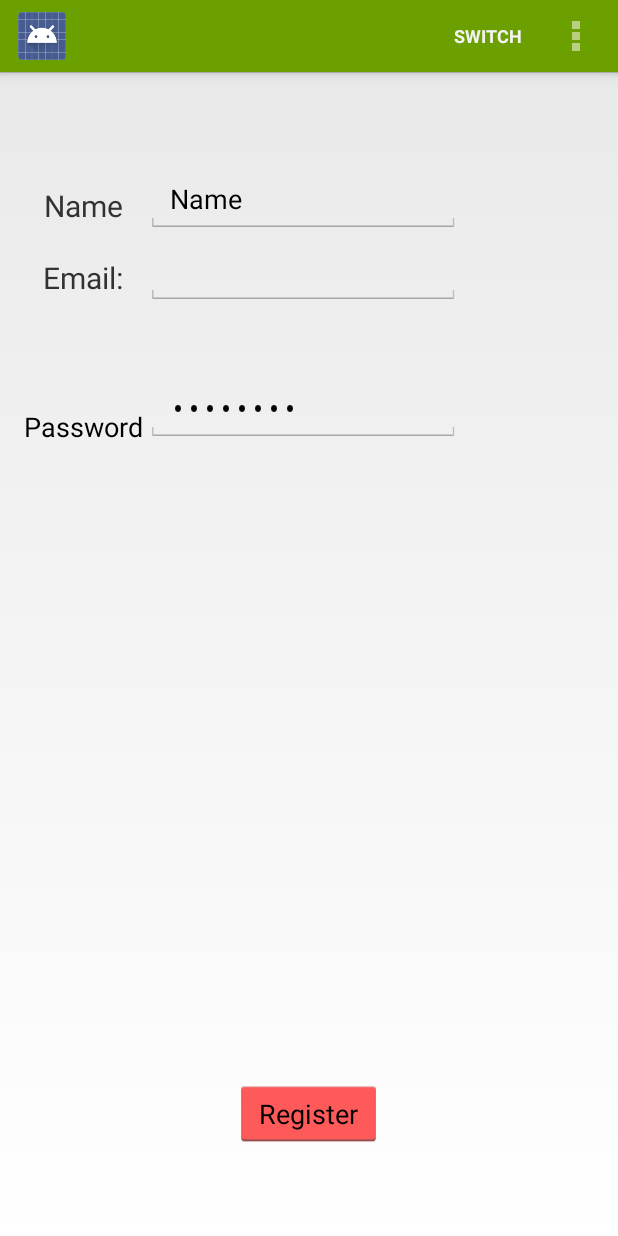
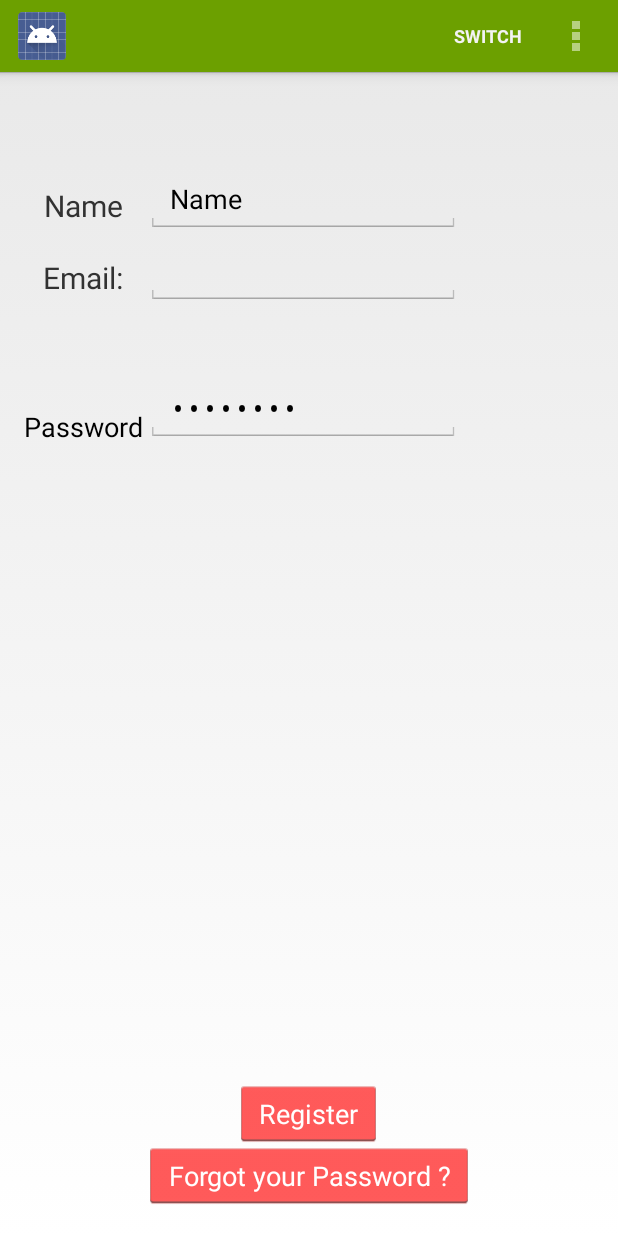
Before and after one commit to sankarmanoj/TheFoodKingApp, an Android app: the screen it shows after launch (Login), on a phone screen of 412 x 824 dp. Run offline under Robolectric (Android 15) with nearby library versions, the phone set to English and light mode, and no system bars; libraries missing offline, so code that uses them is left out: com.github.paolorotolo.appintro.

Commit message:
Added forgot pass button

```diff
--- a/app/src/main/res/layout/activity_existing_order.xml
+++ b/app/src/main/res/layout/activity_existing_order.xml
@@ -34,7 +34,8 @@
         android:layout_centerInParent="true"
         android:text="Cancel Order"
         android:id="@+id/cancelOrderButton"
-        android:layout_alignParentBottom="true"/>
+        android:layout_alignParentBottom="true"
+        android:textColor="@android:color/white"/>
     <ProgressBar
         android:id="@+id/progressBar1"
         style="?android:attr/progressBarStyleLarge"
--- a/app/src/main/res/layout/activity_login.xml
+++ b/app/src/main/res/layout/activity_login.xml
@@ -25,7 +25,8 @@
         android:id="@+id/registerButton"
       android:layout_marginBottom="41dp"
       android:layout_alignParentBottom="true"
-      android:layout_centerHorizontal="true" />
+      android:layout_centerHorizontal="true"
+      android:textColor="@android:color/white"/>
          >
     <TextView
         android:layout_width="wrap_content"
@@ -100,6 +101,15 @@
         android:layout_alignParentLeft="true"
         android:layout_alignParentStart="true" />
 
+    <Button
+        android:layout_width="wrap_content"
+        android:layout_height="wrap_content"
+        android:text="Forgot your Password ?"
+        android:id="@+id/forgotPassButton"
+        android:layout_alignParentBottom="true"
+        android:layout_centerHorizontal="true"
+        android:textColor="@android:color/white"/>
+
 
 
 </RelativeLayout>
```
Also changed, not shown: app/src/main/java/com/sankarmanoj/thefoodkingapp/Login.java (+58 -0 lines), 2 other files.
